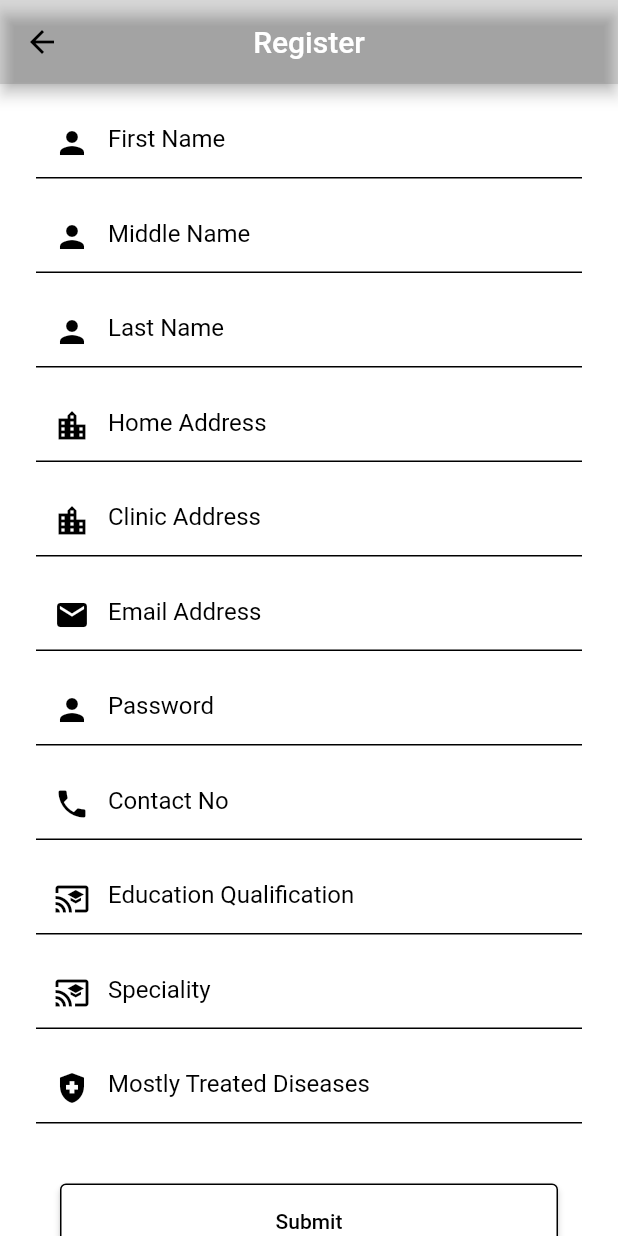
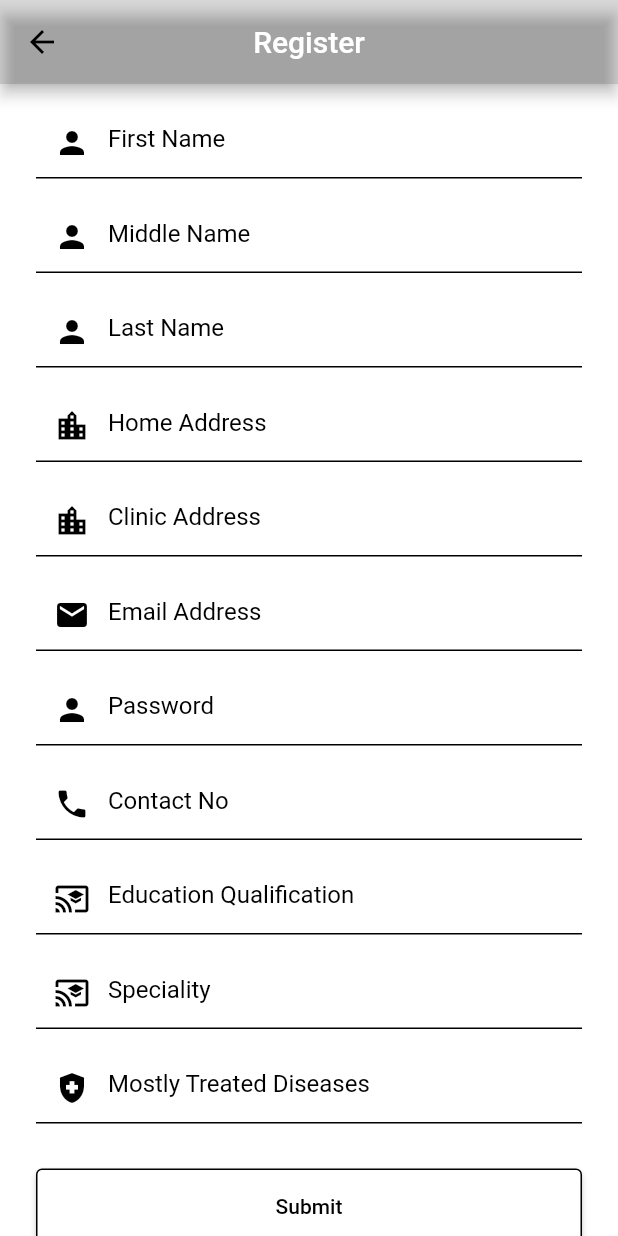
Before and after one commit to seshu0701/kapu_balija_doctors, a Flutter app: the RegisterScreen screen opened directly, on a phone screen of 412 x 824 dp. Run offline on Flutter 3.47's test engine with Material 2 defaults, Android fonts, the phone set to English and light mode, and no system bars; our stand-ins replace internet_connection_checker, progress_dialog.

Commit message:
changes in login,registration and search

```diff
--- a/lib/registration_screen.dart
+++ b/lib/registration_screen.dart
@@ -2,6 +2,7 @@ import 'dart:convert';
 
 import 'package:flutter/material.dart';
 import 'package:http/http.dart';
+import 'package:internet_connection_checker/internet_connection_checker.dart';
 
 import 'services/helper.dart';
 import 'utils/constants.dart';
@@ -47,13 +48,14 @@ class _RegisterScreen extends State<RegisterScreen> {
           centerTitle: true,
         ),
         backgroundColor: Colors.white,
-        body: ListView(
+        body: Form(
           key: _registerKey,
+          child: SingleChildScrollView(
+            child: Padding(
+              padding: const EdgeInsets.only(left:24.0,right: 24,top: 15),
+              child:  Column(
                 children: [
-            Padding(
-              padding:
-                  const EdgeInsets.only(top: 15.0, right: 24.0, left: 24.0),
-              child: TextFormField(
+                  TextFormField(
                     controller: firstNameController,
                     style: const TextStyle(color: Colors.black),
                     keyboardType: TextInputType.text,
@@ -70,15 +72,12 @@ class _RegisterScreen extends State<RegisterScreen> {
                           Icons.person,
                           color: Colors.black,
                         )),
-                validator: (value) => !value!.contains('@')
+                    validator: (value) => value!.isEmpty
                         ? 'Please enter valid First Name'
                         : null,
                   ),
-            ),
-            Padding(
-              padding:
-                  const EdgeInsets.only(top: 15.0, right: 24.0, left: 24.0),
-              child: TextFormField(
+                  const SizedBox(height: 15,),
+                  TextFormField(
                     controller: middleNameController,
                     style: const TextStyle(color: Colors.black),
                     keyboardType: TextInputType.text,
@@ -95,12 +94,12 @@ class _RegisterScreen extends State<RegisterScreen> {
                           Icons.person,
                           color: Colors.black,
                         )),
+                    validator: (value) => value!.isEmpty
+                        ? 'Please enter valid Middle Name'
+                        : null,
                   ),
-            ),
-            Padding(
-              padding:
-                  const EdgeInsets.only(top: 15.0, right: 24.0, left: 24.0),
-              child: TextFormField(
+                  const SizedBox(height: 15,),
+                  TextFormField(
                     controller: lastNameController,
                     style: const TextStyle(color: Colors.black),
                     keyboardType: TextInputType.text,
@@ -117,15 +116,12 @@ class _RegisterScreen extends State<RegisterScreen> {
                           Icons.person,
                           color: Colors.black,
                         )),
-                validator: (value) => !value!.contains('@')
+                    validator: (value) => value!.isEmpty
                         ? 'Please enter valid Last Name'
                         : null,
                   ),
-            ),
-            Padding(
-              padding:
-                  const EdgeInsets.only(top: 15.0, right: 24.0, left: 24.0),
-              child: TextFormField(
+                  const SizedBox(height: 15,),
+                  TextFormField(
                     controller: homeAddressController,
                     style: const TextStyle(color: Colors.black),
                     keyboardType: TextInputType.multiline,
@@ -143,13 +139,10 @@ class _RegisterScreen extends State<RegisterScreen> {
                           color: Colors.black,
                         )),
                     validator: (value) =>
-                    !value!.contains('@') ? 'Please enter Home Address' : null,
+                    value!.isEmpty? 'Please enter Home Address' : null,
                   ),
-            ),
-            Padding(
-              padding:
-                  const EdgeInsets.only(top: 15.0, right: 24.0, left: 24.0),
-              child: TextFormField(
+                  const SizedBox(height: 15,),
+                  TextFormField(
                     controller: clinicAddressController,
                     style: const TextStyle(color: Colors.black),
                     keyboardType: TextInputType.multiline,
@@ -166,15 +159,12 @@ class _RegisterScreen extends State<RegisterScreen> {
                           Icons.location_city,
                           color: Colors.black,
                         )),
-                validator: (value) => !value!.contains('@')
+                    validator: (value) => value!.isEmpty
                         ? 'Please enter Clinic Address'
                         : null,
                   ),
-            ),
-            Padding(
-              padding:
-                  const EdgeInsets.only(top: 15.0, right: 24.0, left: 24.0),
-              child: TextFormField(
+                  const SizedBox(height: 15,),
+                  TextFormField(
                     controller: emailController,
                     style: const TextStyle(color: Colors.black),
                     keyboardType: TextInputType.emailAddress,
@@ -194,11 +184,8 @@ class _RegisterScreen extends State<RegisterScreen> {
                     validator: (value) =>
                     !value!.contains('@') ? 'Please enter valid email' : null,
                   ),
-            ),
-            Padding(
-              padding:
-                  const EdgeInsets.only(top: 15.0, right: 24.0, left: 24.0),
-              child: TextFormField(
+                  const SizedBox(height: 15,),
+                  TextFormField(
                     controller: passwordController,
                     style: const TextStyle(color: Colors.black),
                     keyboardType: TextInputType.visiblePassword,
@@ -218,11 +205,8 @@ class _RegisterScreen extends State<RegisterScreen> {
                     validator: (value) =>
                     value!.length < 6 ? 'Must be at least 6 characters' : null,
                   ),
-            ),
-            Padding(
-              padding:
-                  const EdgeInsets.only(top: 15.0, right: 24.0, left: 24.0),
-              child: TextFormField(
+                  const SizedBox(height: 15,),
+                  TextFormField(
                     controller: contactNoController,
                     //cursorColor: Colors.white,
                     style: const TextStyle(color: Colors.black),
@@ -240,15 +224,12 @@ class _RegisterScreen extends State<RegisterScreen> {
                           Icons.phone,
                           color: Colors.black,
                         )),
-                validator: (value) => !value!.contains('@')
+                    validator: (value) => value!.isEmpty
                         ? 'Please enter valid contact no'
                         : null,
                   ),
-            ),
-            Padding(
-              padding:
-                  const EdgeInsets.only(top: 15.0, right: 24.0, left: 24.0),
-              child: TextFormField(
+                  const SizedBox(height: 15,),
+                  TextFormField(
                     controller: educationQualificationController,
                     //cursorColor: Colors.white,
                     style: const TextStyle(color: Colors.black),
@@ -266,15 +247,12 @@ class _RegisterScreen extends State<RegisterScreen> {
                           Icons.cast_for_education,
                           color: Colors.black,
                         )),
-                validator: (value) => !value!.contains('@')
+                    validator: (value) => value!.isEmpty
                         ? 'Please enter Education Qualification'
                         : null,
                   ),
-            ),
-            Padding(
-              padding:
-                  const EdgeInsets.only(top: 15.0, right: 24.0, left: 24.0),
-              child: TextFormField(
+                  const SizedBox(height: 15,),
+                  TextFormField(
                     controller: specialityController,
                     //cursorColor: Colors.white,
                     style: const TextStyle(color: Colors.black),
@@ -293,13 +271,10 @@ class _RegisterScreen extends State<RegisterScreen> {
                           color: Colors.black,
                         )),
                     validator: (value) =>
-                    !value!.contains('@') ? 'Please enter Speciality' : null,
+                    value!.isEmpty ? 'Please enter Speciality' : null,
                   ),
-            ),
-            Padding(
-              padding:
-                  const EdgeInsets.only(top: 15.0, right: 24.0, left: 24.0),
-              child: TextFormField(
+                  const SizedBox(height: 15,),
+                  TextFormField(
                     controller: treatedDiseasesController,
                     //cursorColor: Colors.white,
                     style: const TextStyle(color: Colors.black),
@@ -318,13 +293,10 @@ class _RegisterScreen extends State<RegisterScreen> {
                           color: Colors.black,
                         )),
                     validator: (value) =>
-                    !value!.contains('@') ? 'Please enter valid email' : null,
+                    value!.isEmpty ? 'Please enter Treated disease' : null,
                   ),
-            ),
-            Padding(
-                padding:
-                    const EdgeInsets.only(right: 40.0, left: 40.0, top: 40),
-                child: ElevatedButton(
+                  const SizedBox(height: 30,),
+                  ElevatedButton(
                       style: ElevatedButton.styleFrom(
                         //elevation: 1,
                           side: const BorderSide(
@@ -341,7 +313,7 @@ class _RegisterScreen extends State<RegisterScreen> {
                           submitDetails();
                         }
                       },
-                    child: const Text('Submit'))),
+                      child: const Text('Submit')),
                   const SizedBox(
                     height: 16,
                   ),
@@ -352,14 +324,19 @@ class _RegisterScreen extends State<RegisterScreen> {
                       ))
                       : const SizedBox()
                 ],
-        ));
+              ),
+            ),
+          ),
+        )
+    );
   }
 
+
   void submitDetails() async {
+    if(await InternetConnectionChecker().hasConnection == true){
       try {
-      final uri = Uri.parse("${baseUrl}api/users/register");
         Response response = await post(
-          Uri.parse('http://62.72.31.8:8888/api/users/register'),
+            Uri.parse('${baseUrl}api/users/register'),
             body: {
               'firstName': firstNameController.text,
               'middleName': middleNameController.text,
@@ -386,5 +363,9 @@ class _RegisterScreen extends State<RegisterScreen> {
       } catch (e) {
         print(e.toString());
       }
+    }else{
+      print("No Internet");
+    }
+
   }
 }
```
Also changed, not shown: lib/login_screen.dart (+14 -1 lines), lib/models/search_data.dart (added, +81 -0 lines), lib/search_doctors_screen.dart (+57 -34 lines). Lines whose indentation alone changed are shown as unchanged.
